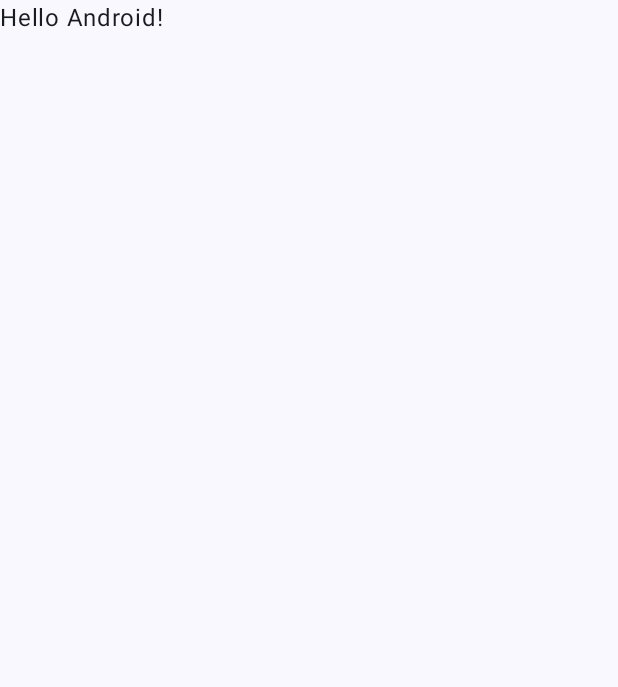
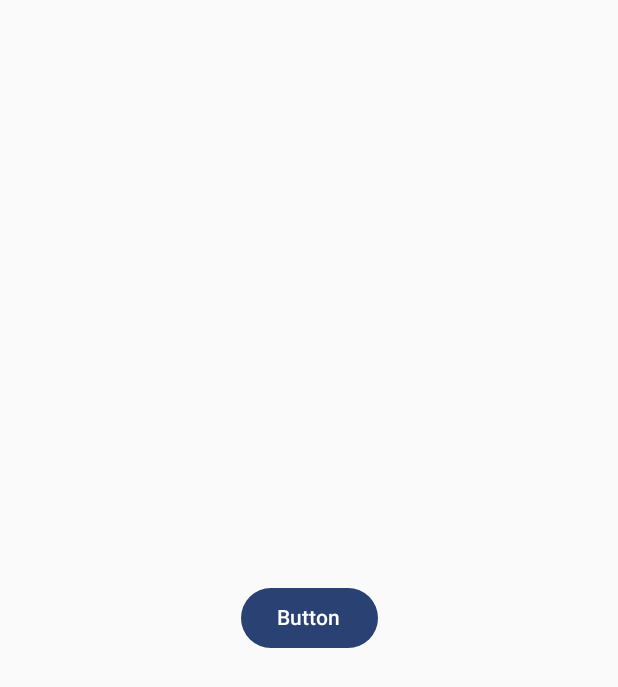
Before and after one commit to Roubeq/MyKotlinSkills, an Android app built with Jetpack Compose: the screen it shows after launch (MainActivity), on a phone screen of 412 x 824 dp. Before the commit the part shown is almost empty. Shown: the top 687 px of the screen. Run offline under Robolectric (Android 15) with nearby library versions, the phone set to English and light mode, and no system bars.

Commit message:
intents and intent filters completed

```diff
--- a/IntentsAndIntentFilters/app/build.gradle.kts
+++ b/IntentsAndIntentFilters/app/build.gradle.kts
@@ -6,12 +6,12 @@ plugins {
 
 android {
     namespace = "com.example.intentsandintentfilters"
-    compileSdk = 34
+    compileSdk = 35
 
     defaultConfig {
         applicationId = "com.example.intentsandintentfilters"
         minSdk = 24
-        targetSdk = 34
+        targetSdk = 35
         versionCode = 1
         versionName = "1.0"
 
@@ -56,4 +56,5 @@ dependencies {
     androidTestImplementation(libs.androidx.ui.test.junit4)
     debugImplementation(libs.androidx.ui.tooling)
     debugImplementation(libs.androidx.ui.test.manifest)
+    implementation("io.coil-kt.coil3:coil-compose:3.2.0")
 }
--- a/IntentsAndIntentFilters/app/src/main/java/com/example/intentsandintentfilters/MainActivity.kt
+++ b/IntentsAndIntentFilters/app/src/main/java/com/example/intentsandintentfilters/MainActivity.kt
@@ -1,47 +1,79 @@
 package com.example.intentsandintentfilters
 
+import android.content.Intent
+import android.os.Build
 import android.os.Bundle
 import androidx.activity.ComponentActivity
 import androidx.activity.compose.setContent
 import androidx.activity.enableEdgeToEdge
+import androidx.activity.viewModels
+import androidx.compose.foundation.layout.Arrangement
+import androidx.compose.foundation.layout.Column
 import androidx.compose.foundation.layout.fillMaxSize
 import androidx.compose.foundation.layout.padding
+import androidx.compose.material3.Button
 import androidx.compose.material3.Scaffold
 import androidx.compose.material3.Text
 import androidx.compose.runtime.Composable
+import androidx.compose.ui.Alignment
 import androidx.compose.ui.Modifier
 import androidx.compose.ui.tooling.preview.Preview
+import coil3.Uri
+import coil3.compose.AsyncImage
 import com.example.intentsandintentfilters.ui.theme.IntentsAndIntentFiltersTheme
 
 class MainActivity : ComponentActivity() {
+    val viewModel by viewModels<MainViewModel>()
     override fun onCreate(savedInstanceState: Bundle?) {
         super.onCreate(savedInstanceState)
-        enableEdgeToEdge()
         setContent {
             IntentsAndIntentFiltersTheme {
-                Scaffold(modifier = Modifier.fillMaxSize()) { innerPadding ->
-                    Greeting(
-                        name = "Android",
-                        modifier = Modifier.padding(innerPadding)
-                    )
+                Column(
+                    modifier = Modifier
+                        .fillMaxSize(),
+                    verticalArrangement = Arrangement.Center,
+                    horizontalAlignment = Alignment.CenterHorizontally
+                ) {
+                    viewModel.uri?.let {
+                        AsyncImage(
+                            model = viewModel.uri,
+                            contentDescription = null
+                        )
+                    }
+                    Button(
+                        onClick = {
+//                            Intent(this@MainActivity, SecondActivity::class.java).also {
+//                                startActivity(it)
+//                            }
+//                            Intent(Intent.ACTION_MAIN).also {
+//                                it.`package` = "com.google.android.youtube"
+//                                startActivity(it)
+//                            }
+//                            val intent = Intent(Intent.ACTION_SEND).apply {
+//                                type = "text/plain"
+//                                putExtra(Intent.EXTRA_EMAIL, arrayOf("arteem.blinov.2005@gmail.com"))
+//                                putExtra(Intent.EXTRA_SUBJECT, "Subject")
+//                                putExtra(Intent.EXTRA_TEXT, "Уважаемый артём сергеевич")
+//                            }
+//                            if(intent.resolveActivity(packageManager) != null) {
+//                                startActivity(intent)
+//                            }
+                        }
+                    ) {
+                        Text(text = "Button")
+                    }
                 }
             }
         }
     }
-}
 
-@Composable
-fun Greeting(name: String, modifier: Modifier = Modifier) {
-    Text(
-        text = "Hello $name!",
-        modifier = modifier
-    )
-}
-
-@Preview(showBackground = true)
-@Composable
-fun GreetingPreview() {
-    IntentsAndIntentFiltersTheme {
-        Greeting("Android")
+    override fun onNewIntent(intent: Intent) {
+        super.onNewIntent(intent)
+        val uri = if (Build.VERSION.SDK_INT >= Build.VERSION_CODES.TIRAMISU) {
+            intent?.getParcelableExtra(Intent.EXTRA_STREAM, android.net.Uri::class.java)
+        } else {
+            intent?.getParcelableExtra(Intent.EXTRA_STREAM)
+        }
+        viewModel.updateUri(uri)
     }
 }
--- /dev/null
+++ b/IntentsAndIntentFilters/app/src/main/java/com/example/intentsandintentfilters/MainViewModel.kt
@@ -0,0 +1,17 @@
+package com.example.intentsandintentfilters
+
+import android.net.Uri
+import androidx.compose.runtime.getValue
+import androidx.compose.runtime.mutableStateOf
+import androidx.compose.runtime.setValue
+import androidx.lifecycle.ViewModel
+
+class MainViewModel : ViewModel() {
+
+    var uri: Uri? by mutableStateOf(null)
+        private set
+
+    fun updateUri(uri: Uri?) {
+        this.uri = uri
+    }
+}
```
Also changed, not shown: IntentsAndIntentFilters/app/src/main/AndroidManifest.xml (+13 -1 lines), IntentsAndIntentFilters/app/src/main/java/com/example/intentsandintentfilters/SecondActivity.kt (added, +31 -0 lines).
